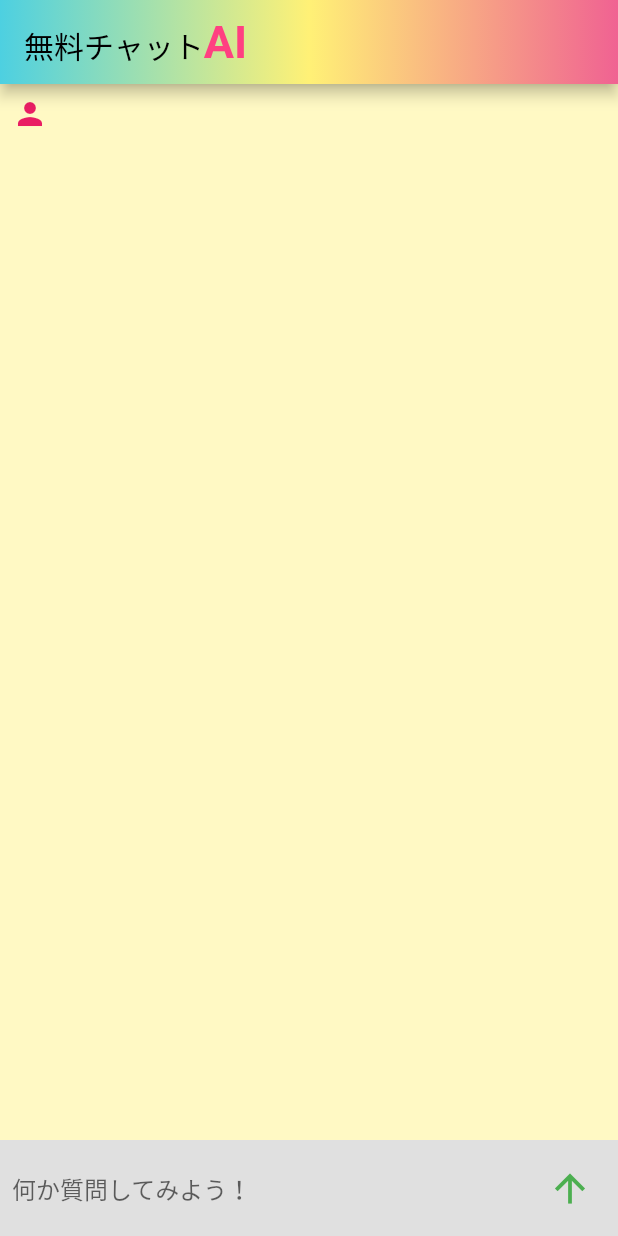
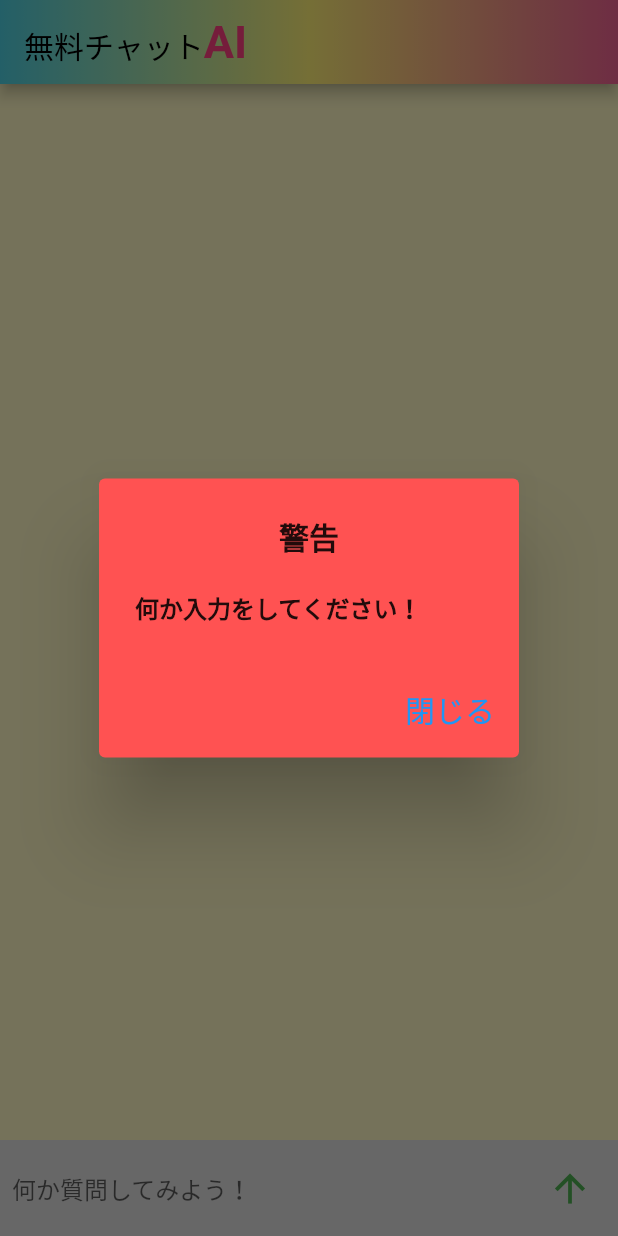
Before and after one commit to tomohiro1024/chatGPT, a Flutter app: the screen it shows after launch, after a tap on the "arrow upward" icon, on a phone screen of 412 x 824 dp. Run offline on Flutter 3.47's test engine with Material 2 defaults, Android fonts, the phone set to English and light mode, and no system bars; our stand-ins replace animated_text_kit, flutter_spinkit, new_gradient_app_bar.

Commit message:
空白の場合、エラーメッセージの追加

```diff
--- a/lib/screens/chat_screen.dart
+++ b/lib/screens/chat_screen.dart
@@ -232,6 +232,40 @@ class _ChatScreenState extends State<ChatScreen> {
   }
 
   Future<void> sendMessageFCT({required ChatProvider chatProvider}) async {
+    if (textEditingController.text.isEmpty) {
+      showDialog(
+          context: context,
+          builder: (context) => AlertDialog(
+                backgroundColor: Colors.redAccent.shade200,
+                title: Text(
+                  '警告',
+                  textAlign: TextAlign.center,
+                  style: TextStyle(fontWeight: FontWeight.bold),
+                ),
+                content: SingleChildScrollView(
+                  child: ListBody(
+                    children: [
+                      Text(
+                        '何か入力をしてください！',
+                        style: TextStyle(fontWeight: FontWeight.bold),
+                      ),
+                    ],
+                  ),
+                ),
+                actions: [
+                  TextButton(
+                    child: const Text(
+                      '閉じる',
+                      style: TextStyle(fontSize: 20, color: Colors.blue),
+                    ),
+                    onPressed: () {
+                      Navigator.pop(context);
+                    },
+                  ),
+                ],
+              ));
+      return;
+    }
     try {
       setState(() {
         _isTyping = true;
```
